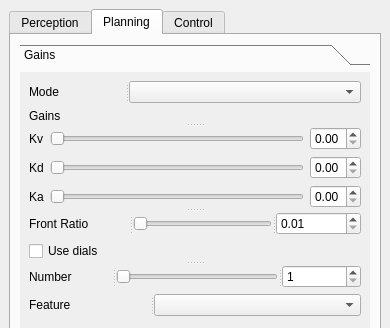
Above: perception_bolide/src_vizu/gui/ui_files/uiapp.ui from SorbonneUniversityBolideContributors/course_2024_pkgs before the change; both pictures show x 0 to 390 and y 0 to 328 of the 390 by 697 pixel window. Below: the same form after it.
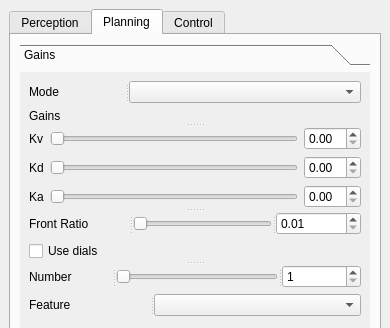
That is the form after the change. The open tabs and pages were chosen to show the change.

What changed in the file:
```diff
--- a/perception_bolide/src_vizu/gui/ui_files/uiapp.ui
+++ b/perception_bolide/src_vizu/gui/ui_files/uiapp.ui
@@ -560,7 +560,7 @@
                  <item row="2" column="1">
                   <widget class="QSlider" name="gainDirectionArgMaxSlider">
                    <property name="maximum">
-                    <number>100</number>
+                    <number>1000</number>
                    </property>
                    <property name="orientation">
                     <enum>Qt::Horizontal</enum>
@@ -570,7 +570,7 @@
                  <item row="2" column="2">
                   <widget class="QDoubleSpinBox" name="gainDirectionArgMaxSpinBox">
                    <property name="maximum">
-                    <double>1.000000000000000</double>
+                    <double>10.000000000000000</double>
                    </property>
                    <property name="singleStep">
                     <double>0.010000000000000</double>
```
Left out of the diff: 2 changed lines with no effect on the pictures.
